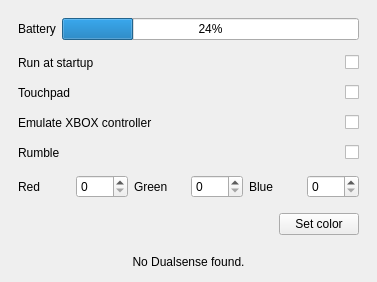
Odizinne/makeSense, file design.ui: the form before one commit.
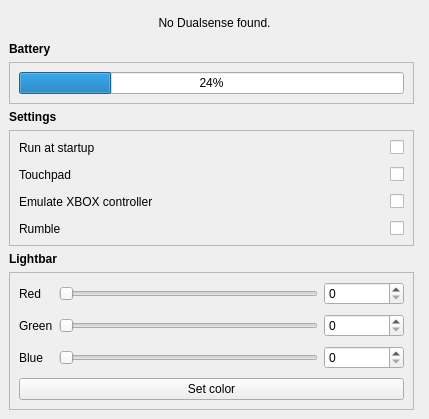
The form after the commit.

Diff of the .ui file:
```diff
--- a/design.ui
+++ b/design.ui
@@ -6,8 +6,8 @@
    <rect>
     <x>0</x>
     <y>0</y>
-    <width>377</width>
-    <height>282</height>
+    <width>429</width>
+    <height>419</height>
    </rect>
   </property>
   <property name="windowTitle">
@@ -15,73 +15,136 @@
   </property>
   <widget class="QWidget" name="centralwidget">
    <layout class="QGridLayout" name="gridLayout">
-    <item row="10" column="0">
-     <widget class="QLabel" name="notFoundLabel">
-      <property name="text">
-       <string>No Dualsense found.</string>
-      </property>
-      <property name="alignment">
-       <set>Qt::AlignmentFlag::AlignCenter</set>
-      </property>
-     </widget>
-    </item>
-    <item row="3" column="0">
-     <widget class="QFrame" name="horizontalFrame_3">
-      <layout class="QHBoxLayout" name="emulateXboxFrame">
+    <item row="1" column="0">
+     <widget class="QFrame" name="controllerFrame">
+      <layout class="QGridLayout" name="gridLayout_7">
+       <property name="leftMargin">
+        <number>0</number>
+       </property>
+       <property name="topMargin">
+        <number>0</number>
+       </property>
+       <property name="rightMargin">
+        <number>0</number>
+       </property>
        <property name="bottomMargin">
         <number>0</number>
        </property>
-       <item>
-        <widget class="QLabel" name="emulateXboxLabel">
-         <property name="text">
-          <string>Emulate XBOX controller</string>
-         </property>
-        </widget>
-       </item>
-       <item>
-        <widget class="QCheckBox" name="emulateXboxBox">
-         <property name="layoutDirection">
-          <enum>Qt::LayoutDirection::RightToLeft</enum>
-         </property>
-         <property name="text">
-          <string/>
-         </property>
-        </widget>
-       </item>
-      </layout>
-     </widget>
-    </item>
     <item row="0" column="0">
-     <widget class="QFrame" name="batteryFrame_2">
-      <layout class="QGridLayout" name="batteryFrame">
-       <property name="bottomMargin">
-        <number>0</number>
-       </property>
-       <item row="0" column="1">
         <widget class="QLabel" name="batteryLabel">
+         <property name="sizePolicy">
+          <sizepolicy hsizetype="Preferred" vsizetype="Fixed">
+           <horstretch>0</horstretch>
+           <verstretch>0</verstretch>
+          </sizepolicy>
+         </property>
+         <property name="font">
+          <font>
+           <bold>true</bold>
+          </font>
+         </property>
          <property name="text">
           <string>Battery</string>
          </property>
         </widget>
        </item>
-       <item row="0" column="2">
-        <widget class="QProgressBar" name="batteryBar">
-         <property name="value">
-          <number>24</number>
+       <item row="2" column="0">
+        <widget class="QLabel" name="label">
+         <property name="font">
+          <font>
+           <bold>true</bold>
+          </font>
          </property>
+         <property name="text">
+          <string>Settings</string>
+         </property>
         </widget>
        </item>
-      </layout>
-     </widget>
-    </item>
-    <item row="7" column="0">
-     <widget class="QFrame" name="rgbFrame_2">
-      <layout class="QGridLayout" name="rgbFrame">
+       <item row="4" column="0">
+        <widget class="QLabel" name="label_2">
+         <property name="font">
+          <font>
+           <bold>true</bold>
+          </font>
+         </property>
+         <property name="text">
+          <string>Lightbar</string>
+         </property>
+        </widget>
+       </item>
+       <item row="5" column="0">
+        <widget class="QFrame" name="lightbarFrame">
+         <property name="frameShape">
+          <enum>QFrame::Shape::StyledPanel</enum>
+         </property>
+         <property name="frameShadow">
+          <enum>QFrame::Shadow::Sunken</enum>
+         </property>
+         <layout class="QGridLayout" name="gridLayout_5">
+          <property name="leftMargin">
+           <number>9</number>
+          </property>
+          <property name="topMargin">
+           <number>9</number>
+          </property>
+          <property name="rightMargin">
+           <number>9</number>
+          </property>
        <property name="bottomMargin">
-        <number>0</number>
-       </property>
-       <item row="0" column="3">
+           <number>9</number>
+          </property>
+          <property name="verticalSpacing">
+           <number>9</number>
+          </property>
+          <item row="1" column="0">
+           <widget class="QLabel" name="gLabel">
+            <property name="sizePolicy">
+             <sizepolicy hsizetype="Maximum" vsizetype="Preferred">
+              <horstretch>0</horstretch>
+              <verstretch>0</verstretch>
+             </sizepolicy>
+            </property>
+            <property name="text">
+             <string>Green</string>
+            </property>
+           </widget>
+          </item>
+          <item row="2" column="1">
+           <widget class="QSlider" name="bSlider">
+            <property name="maximum">
+             <number>255</number>
+            </property>
+            <property name="orientation">
+             <enum>Qt::Orientation::Horizontal</enum>
+            </property>
+           </widget>
+          </item>
+          <item row="1" column="2">
         <widget class="QSpinBox" name="g">
+            <property name="sizePolicy">
+             <sizepolicy hsizetype="Preferred" vsizetype="Fixed">
+              <horstretch>0</horstretch>
+              <verstretch>0</verstretch>
+             </sizepolicy>
+            </property>
+            <property name="minimumSize">
+             <size>
+              <width>80</width>
+              <height>0</height>
+             </size>
+            </property>
+            <property name="wrapping">
+             <bool>false</bool>
+            </property>
+            <property name="frame">
+             <bool>true</bool>
+            </property>
+            <property name="buttonSymbols">
+             <enum>QAbstractSpinBox::ButtonSymbols::UpDownArrows</enum>
+            </property>
+            <property name="showGroupSeparator" stdset="0">
+             <bool>false</bool>
+            </property>
          <property name="maximum">
           <number>255</number>
          </property>
@@ -89,83 +152,191 @@
        </item>
        <item row="0" column="0">
         <widget class="QLabel" name="rLabel">
+            <property name="sizePolicy">
+             <sizepolicy hsizetype="Maximum" vsizetype="Preferred">
+              <horstretch>0</horstretch>
+              <verstretch>0</verstretch>
+             </sizepolicy>
+            </property>
          <property name="text">
           <string>Red</string>
          </property>
         </widget>
        </item>
-       <item row="0" column="2">
-        <widget class="QLabel" name="gLabel">
-         <property name="text">
-          <string>Green</string>
+          <item row="0" column="1">
+           <widget class="QSlider" name="rSlider">
+            <property name="maximum">
+             <number>255</number>
+            </property>
+            <property name="orientation">
+             <enum>Qt::Orientation::Horizontal</enum>
          </property>
         </widget>
        </item>
-       <item row="0" column="1">
+          <item row="0" column="2">
         <widget class="QSpinBox" name="r">
+            <property name="sizePolicy">
+             <sizepolicy hsizetype="Preferred" vsizetype="Fixed">
+              <horstretch>0</horstretch>
+              <verstretch>0</verstretch>
+             </sizepolicy>
+            </property>
+            <property name="minimumSize">
+             <size>
+              <width>80</width>
+              <height>0</height>
+             </size>
+            </property>
+            <property name="wrapping">
+             <bool>false</bool>
+            </property>
+            <property name="frame">
+             <bool>true</bool>
+            </property>
+            <property name="buttonSymbols">
+             <enum>QAbstractSpinBox::ButtonSymbols::UpDownArrows</enum>
+            </property>
+            <property name="showGroupSeparator" stdset="0">
+             <bool>false</bool>
+            </property>
          <property name="maximum">
           <number>255</number>
          </property>
         </widget>
        </item>
-       <item row="0" column="4">
+          <item row="1" column="1">
+           <widget class="QSlider" name="gSlider">
+            <property name="maximum">
+             <number>255</number>
+            </property>
+            <property name="orientation">
+             <enum>Qt::Orientation::Horizontal</enum>
+            </property>
+           </widget>
+          </item>
+          <item row="2" column="0">
         <widget class="QLabel" name="bLabel">
+            <property name="sizePolicy">
+             <sizepolicy hsizetype="Maximum" vsizetype="Preferred">
+              <horstretch>0</horstretch>
+              <verstretch>0</verstretch>
+             </sizepolicy>
+            </property>
          <property name="text">
           <string>Blue</string>
          </property>
         </widget>
        </item>
-       <item row="0" column="5">
+          <item row="2" column="2">
         <widget class="QSpinBox" name="b">
+            <property name="sizePolicy">
+             <sizepolicy hsizetype="Preferred" vsizetype="Fixed">
+              <horstretch>0</horstretch>
+              <verstretch>0</verstretch>
+             </sizepolicy>
+            </property>
+            <property name="minimumSize">
+             <size>
+              <width>80</width>
+              <height>0</height>
+             </size>
+            </property>
+            <property name="wrapping">
+             <bool>false</bool>
+            </property>
+            <property name="frame">
+             <bool>true</bool>
+            </property>
+            <property name="buttonSymbols">
+             <enum>QAbstractSpinBox::ButtonSymbols::UpDownArrows</enum>
+            </property>
+            <property name="showGroupSeparator" stdset="0">
+             <bool>false</bool>
+            </property>
          <property name="maximum">
           <number>255</number>
          </property>
         </widget>
        </item>
-      </layout>
-     </widget>
-    </item>
-    <item row="8" column="0">
-     <widget class="QFrame" name="gridFrame">
-      <layout class="QGridLayout" name="applyFrame">
-       <item row="0" column="1">
+          <item row="3" column="0" colspan="3">
         <widget class="QPushButton" name="applyButton">
+            <property name="sizePolicy">
+             <sizepolicy hsizetype="Minimum" vsizetype="Fixed">
+              <horstretch>0</horstretch>
+              <verstretch>0</verstretch>
+             </sizepolicy>
+            </property>
          <property name="text">
           <string>Set color</string>
          </property>
         </widget>
        </item>
+         </layout>
+        </widget>
+       </item>
+       <item row="1" column="0">
+        <widget class="QFrame" name="batteryFrame">
+         <property name="frameShape">
+          <enum>QFrame::Shape::StyledPanel</enum>
+         </property>
+         <property name="frameShadow">
+          <enum>QFrame::Shadow::Sunken</enum>
+         </property>
+         <layout class="QGridLayout" name="gridLayout_3">
+          <property name="leftMargin">
+           <number>9</number>
+          </property>
+          <property name="topMargin">
+           <number>9</number>
+          </property>
+          <property name="rightMargin">
+           <number>9</number>
+          </property>
+          <property name="bottomMargin">
+           <number>9</number>
+          </property>
        <item row="0" column="0">
-        <spacer name="horizontalSpacer">
-         <property name="orientation">
-          <enum>Qt::Orientation::Horizontal</enum>
-         </property>
-         <property name="sizeHint" stdset="0">
-          <size>
-           <width>40</width>
-           <height>20</height>
-          </size>
-         </property>
-        </spacer>
+           <widget class="QProgressBar" name="batteryBar">
+            <property name="value">
+             <number>24</number>
+            </property>
+            <property name="invertedAppearance">
+             <bool>false</bool>
+            </property>
+            <property name="textDirection">
+             <enum>QProgressBar::Direction::TopToBottom</enum>
+            </property>
+           </widget>
        </item>
       </layout>
      </widget>
     </item>
-    <item row="4" column="0">
-     <widget class="QFrame" name="horizontalFrame_4">
-      <layout class="QHBoxLayout" name="rumbleFrame">
+       <item row="3" column="0">
+        <widget class="QFrame" name="settingsFrame">
+         <property name="frameShape">
+          <enum>QFrame::Shape::StyledPanel</enum>
+         </property>
+         <property name="frameShadow">
+          <enum>QFrame::Shadow::Sunken</enum>
+         </property>
+         <layout class="QGridLayout" name="gridLayout_4">
+          <property name="leftMargin">
+           <number>9</number>
+          </property>
+          <property name="topMargin">
+           <number>9</number>
+          </property>
+          <property name="rightMargin">
+           <number>9</number>
+          </property>
        <property name="bottomMargin">
-        <number>0</number>
-       </property>
-       <item>
-        <widget class="QLabel" name="rumbleLabel">
-         <property name="text">
-          <string>Rumble</string>
-         </property>
-        </widget>
-       </item>
-       <item>
-        <widget class="QCheckBox" name="rumbleBox">
+           <number>9</number>
+          </property>
+          <property name="verticalSpacing">
+           <number>12</number>
+          </property>
+          <item row="2" column="1">
+           <widget class="QCheckBox" name="emulateXboxBox">
          <property name="layoutDirection">
           <enum>Qt::LayoutDirection::RightToLeft</enum>
          </property>
@@ -174,23 +345,21 @@
          </property>
         </widget>
        </item>
-      </layout>
-     </widget>
-    </item>
     <item row="2" column="0">
-     <widget class="QFrame" name="horizontalFrame_2">
-      <layout class="QGridLayout" name="gridLayout_2">
-       <property name="bottomMargin">
-        <number>0</number>
-       </property>
-       <item row="0" column="0">
+           <widget class="QLabel" name="emulateXboxLabel">
+            <property name="text">
+             <string>Emulate XBOX controller</string>
+            </property>
+           </widget>
+          </item>
+          <item row="1" column="0">
         <widget class="QLabel" name="touchpadLabel">
          <property name="text">
           <string>Touchpad</string>
          </property>
         </widget>
        </item>
-       <item row="0" column="1">
+          <item row="1" column="1">
         <widget class="QCheckBox" name="touchpadBox">
          <property name="layoutDirection">
           <enum>Qt::LayoutDirection::RightToLeft</enum>
@@ -200,24 +369,32 @@
          </property>
         </widget>
        </item>
-      </layout>
-     </widget>
-    </item>
-    <item row="1" column="0">
-     <widget class="QFrame" name="horizontalFrame">
-      <layout class="QHBoxLayout" name="startupFrame">
-       <property name="bottomMargin">
-        <number>0</number>
-       </property>
-       <item>
+          <item row="0" column="1">
+           <widget class="QCheckBox" name="startupBox">
+            <property name="layoutDirection">
+             <enum>Qt::LayoutDirection::RightToLeft</enum>
+            </property>
+            <property name="text">
+             <string/>
+            </property>
+           </widget>
+          </item>
+          <item row="0" column="0">
         <widget class="QLabel" name="startupLabel">
          <property name="text">
           <string>Run at startup</string>
          </property>
         </widget>
        </item>
-       <item>
-        <widget class="QCheckBox" name="startupBox">
+          <item row="3" column="0">
+           <widget class="QLabel" name="rumbleLabel">
+            <property name="text">
+             <string>Rumble</string>
+            </property>
+           </widget>
+          </item>
+          <item row="3" column="1">
+           <widget class="QCheckBox" name="rumbleBox">
          <property name="layoutDirection">
           <enum>Qt::LayoutDirection::RightToLeft</enum>
          </property>
@@ -227,6 +404,25 @@
         </widget>
        </item>
       </layout>
+        </widget>
+       </item>
+      </layout>
+     </widget>
+    </item>
+    <item row="0" column="0" colspan="2">
+     <widget class="QLabel" name="notFoundLabel">
+      <property name="sizePolicy">
+       <sizepolicy hsizetype="Preferred" vsizetype="Preferred">
+        <horstretch>0</horstretch>
+        <verstretch>0</verstretch>
+       </sizepolicy>
+      </property>
+      <property name="text">
+       <string>No Dualsense found.</string>
+      </property>
+      <property name="alignment">
+       <set>Qt::AlignmentFlag::AlignCenter</set>
+      </property>
      </widget>
     </item>
    </layout>
```
Lines whose indentation alone changed are shown as unchanged.
